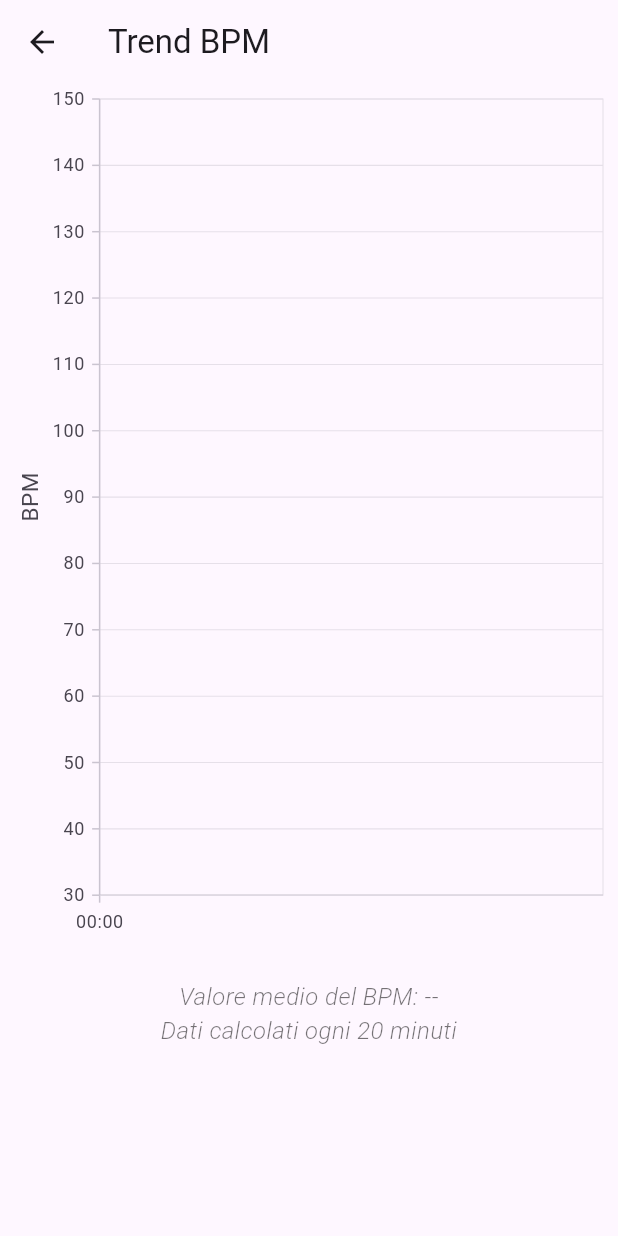
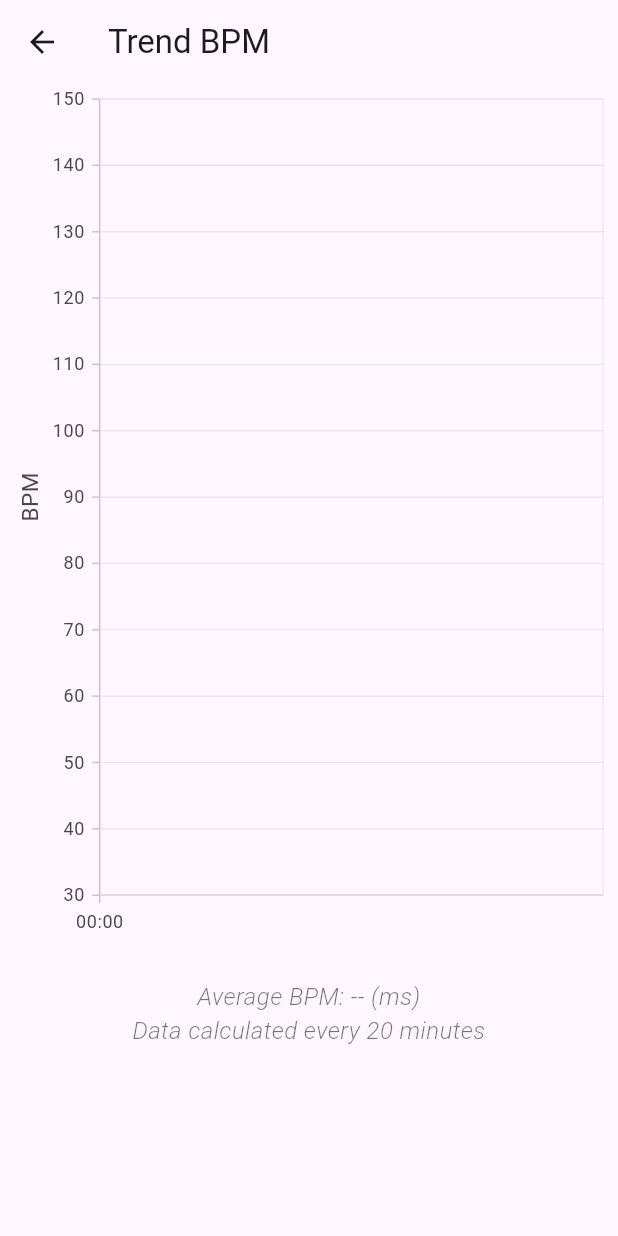
Before and after one commit to bioengineer03/NO_STRESS, a Flutter app: the BPMPage screen opened directly with empty values, on a phone screen of 412 x 824 dp. Run offline on Flutter 3.47's test engine with Material 3 defaults, Android fonts, the phone set to English and light mode, and no system bars; our stand-ins replace fl_chart, google_fonts, jwt_decoder, shared_preferences, syncfusion_flutter_charts; missing offline and left inert: circular_progress_stack, flutter_emoji, statistics; accounts and stored records are empty.

Commit message:
Altre modifiche

```diff
--- a/lib/providers/data_provider.dart
+++ b/lib/providers/data_provider.dart
@@ -100,6 +100,8 @@ class DataProvider extends ChangeNotifier {
     heartRates = [];
     sleep = [];
     stressscore = -1;
+    hrvList = [];
+    bpmList = [];
     notifyListeners();
   }
 
--- a/lib/screens/BpmPage.dart
+++ b/lib/screens/BpmPage.dart
@@ -28,7 +28,7 @@ class BPMPage extends StatelessWidget {
                 child: BPMChart(data: bpmData),
               ),
               SizedBox(height: 20),
-              Text('Valore medio del BPM: $meanBPM\nDati calcolati ogni 20 minuti',
+              Text('Average BPM: $meanBPM (ms)\nData calculated every 20 minutes',
                 textAlign: TextAlign.center,
                 style: const TextStyle(
                 fontSize: 16,
```
